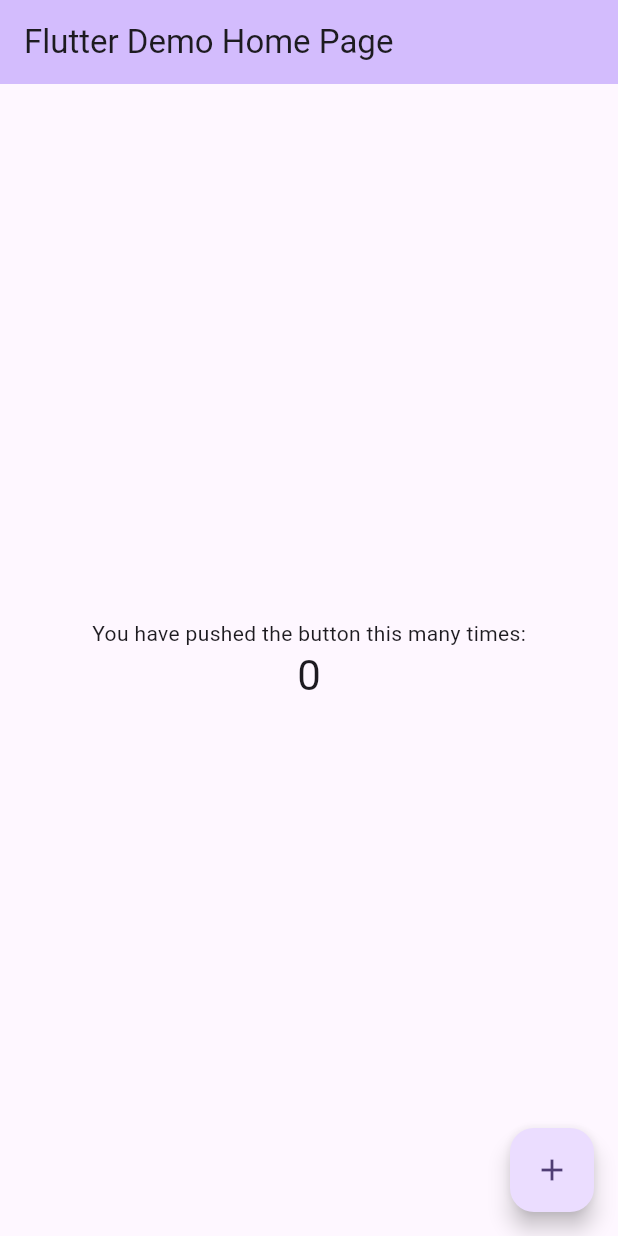
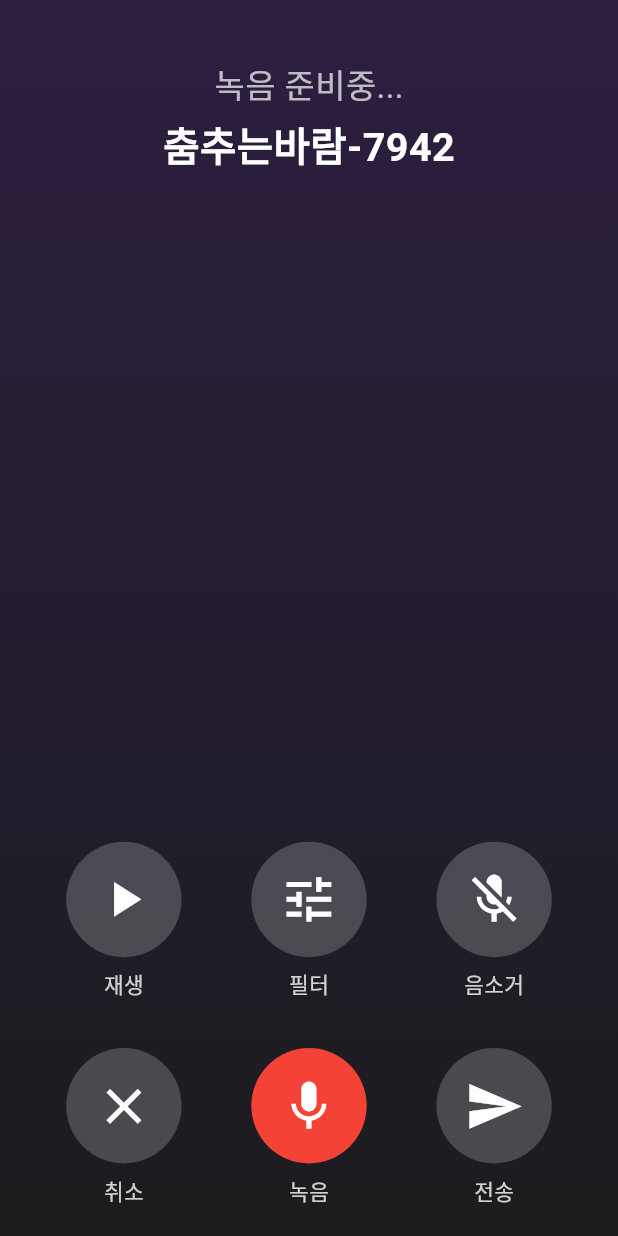
Before and after one commit to hyeok3013/Voice-Mate, a Flutter app: the screen it shows after launch, on a phone screen of 412 x 824 dp. Run offline on Flutter 3.47's test engine with Material 3 defaults, Android fonts, the phone set to English and light mode, and no system bars; our stand-ins replace firebase_core, flutter_screenutil, go_router; accounts and stored records are empty.

Commit message:
style: create recording view UI to match iOS call screen style

```diff
--- a/lib/main.dart
+++ b/lib/main.dart
@@ -1,6 +1,8 @@
 import 'package:flutter/material.dart';
 import 'package:firebase_core/firebase_core.dart';
+import 'package:flutter_screenutil/flutter_screenutil.dart';
 import 'package:voice_mate/firebase_options.dart';
+import 'package:voice_mate/src/util/router/route_path.dart';
 
 void main() async {
   WidgetsFlutterBinding.ensureInitialized();
@@ -16,43 +18,25 @@ class MyApp extends StatelessWidget {
   // This widget is the root of your application.
   @override
   Widget build(BuildContext context) {
-    return MaterialApp(
-      title: 'Flutter Demo',
-      theme: ThemeData(
-        // This is the theme of your application.
-        //
-        // TRY THIS: Try running your application with "flutter run". You'll see
-        // the application has a purple toolbar. Then, without quitting the app,
-        // try changing the seedColor in the colorScheme below to Colors.green
-        // and then invoke "hot reload" (save your changes or press the "hot
-        // reload" button in a Flutter-supported IDE, or press "r" if you used
-        // the command line to start the app).
-        //
-        // Notice that the counter didn't reset back to zero; the application
-        // state is not lost during the reload. To reset the state, use hot
-        // restart instead.
-        //
-        // This works for code too, not just values: Most code changes can be
-        // tested with just a hot reload.
-        colorScheme: ColorScheme.fromSeed(seedColor: Colors.deepPurple),
-        useMaterial3: true,
-      ),
-      home: const MyHomePage(title: 'Flutter Demo Home Page'),
+    return ScreenUtilInit(
+      designSize: const Size(375, 812),
+      builder: (context, child) {
+        return MaterialApp.router(
+          routerConfig: goRouter,
+          title: 'Voice Mate',
+          debugShowCheckedModeBanner: false,
+          theme: ThemeData(
+            colorScheme: ColorScheme.fromSeed(seedColor: Colors.deepPurple),
+            useMaterial3: true,
+          ),
+        );
+      },
     );
   }
 }
 
 class MyHomePage extends StatefulWidget {
   const MyHomePage({super.key, required this.title});
-
-  // This widget is the home page of your application. It is stateful, meaning
-  // that it has a State object (defined below) that contains fields that affect
-  // how it looks.
-
-  // This class is the configuration for the state. It holds the values (in this
-  // case the title) provided by the parent (in this case the App widget) and
-  // used by the build method of the State. Fields in a Widget subclass are
-  // always marked "final".
 
   final String title;
 
@@ -61,71 +45,20 @@ class MyHomePage extends StatefulWidget {
 }
 
 class _MyHomePageState extends State<MyHomePage> {
-  int _counter = 0;
-
-  void _incrementCounter() {
-    setState(() {
-      // This call to setState tells the Flutter framework that something has
-      // changed in this State, which causes it to rerun the build method below
-      // so that the display can reflect the updated values. If we changed
-      // _counter without calling setState(), then the build method would not be
-      // called again, and so nothing would appear to happen.
-      _counter++;
-    });
-  }
-
   @override
   Widget build(BuildContext context) {
-    // This method is rerun every time setState is called, for instance as done
-    // by the _incrementCounter method above.
-    //
-    // The Flutter framework has been optimized to make rerunning build methods
-    // fast, so that you can just rebuild anything that needs updating rather
-    // than having to individually change instances of widgets.
     return Scaffold(
       appBar: AppBar(
-        // TRY THIS: Try changing the color here to a specific color (to
-        // Colors.amber, perhaps?) and trigger a hot reload to see the AppBar
-        // change color while the other colors stay the same.
         backgroundColor: Theme.of(context).colorScheme.inversePrimary,
-        // Here we take the value from the MyHomePage object that was created by
-        // the App.build method, and use it to set our appbar title.
         title: Text(widget.title),
       ),
       body: Center(
-        // Center is a layout widget. It takes a single child and positions it
-        // in the middle of the parent.
         child: Column(
-          // Column is also a layout widget. It takes a list of children and
-          // arranges them vertically. By default, it sizes itself to fit its
-          // children horizontally, and tries to be as tall as its parent.
-          //
-          // Column has various properties to control how it sizes itself and
-          // how it positions its children. Here we use mainAxisAlignment to
-          // center the children vertically; the main axis here is the vertical
-          // axis because Columns are vertical (the cross axis would be
-          // horizontal).
-          //
-          // TRY THIS: Invoke "debug painting" (choose the "Toggle Debug Paint"
-          // action in the IDE, or press "p" in the console), to see the
-          // wireframe for each widget.
-          mainAxisAlignment: MainAxisAlignment.center,
-          children: <Widget>[
-            const Text(
-              'You have pushed the button this many times:',
-            ),
-            Text(
-              '$_counter',
-              style: Theme.of(context).textTheme.headlineMedium,
-            ),
+          children: [
+            Text('Voice Mate'),
           ],
         ),
       ),
-      floatingActionButton: FloatingActionButton(
-        onPressed: _incrementCounter,
-        tooltip: 'Increment',
-        child: const Icon(Icons.add),
-      ), // This trailing comma makes auto-formatting nicer for build methods.
     );
   }
 }
--- /dev/null
+++ b/lib/src/util/router/route_names.dart
@@ -0,0 +1,3 @@
+class RouteNames {
+  static const recording = 'recording'; // 녹음 화면
+}
--- /dev/null
+++ b/lib/src/util/router/route_path.dart
@@ -0,0 +1,20 @@
+import 'package:flutter/material.dart';
+import 'package:go_router/go_router.dart';
+import 'package:voice_mate/src/util/router/route_names.dart';
+import 'package:voice_mate/src/view/recording/recording_view.dart';
+
+final rootNavigatorKey = GlobalKey<NavigatorState>();
+
+final goRouter = GoRouter(
+  navigatorKey: rootNavigatorKey, // navigatorKey 설정
+  initialLocation: '/recording',
+  routes: [
+    GoRoute(
+      path: '/recording',
+      name: RouteNames.recording,
+      builder: (BuildContext context, GoRouterState state) {
+        return RecordingView();
+      },
+    ),
+  ],
+);
--- /dev/null
+++ b/lib/src/view/base_view.dart
@@ -0,0 +1,26 @@
+import 'package:flutter/material.dart';
+import 'package:provider/provider.dart';
+import 'package:voice_mate/src/view/base_view_model.dart';
+
+class BaseView<T extends BaseViewModel> extends StatelessWidget {
+  const BaseView({
+    super.key,
+    required this.viewModel,
+    required this.builder,
+  });
+
+  final T viewModel;
+  final Widget Function(BuildContext context, T viewModel) builder;
+
+  @override
+  Widget build(BuildContext context) {
+    return ChangeNotifierProvider(
+      create: (context) => viewModel,
+      child: Consumer<T>(
+        builder: (context, viewModel, child) {
+          return builder(context, viewModel);
+        },
+      ),
+    );
+  }
+}
--- /dev/null
+++ b/lib/src/view/base_view_model.dart
@@ -0,0 +1,5 @@
+import 'package:flutter/material.dart';
+
+class BaseViewModel with ChangeNotifier {
+  ///확장성을 고려해서 공통적으로 어떠한 값을 관리할 때 사용될 모델
+}
--- /dev/null
+++ b/lib/src/view/recording/recording_view.dart
@@ -0,0 +1,157 @@
+import 'package:flutter/material.dart';
+import 'package:flutter_screenutil/flutter_screenutil.dart';
+
+class RecordingView extends StatelessWidget {
+  const RecordingView({super.key});
+
+  @override
+  Widget build(BuildContext context) {
+    return Scaffold(
+      // backgroundColor: Colors.black.withOpacity(0.95),
+      body: Container(
+        decoration: const BoxDecoration(
+          gradient: LinearGradient(
+            begin: Alignment.topCenter,
+            end: Alignment.bottomCenter,
+            colors: [
+              Color(0xFF2C1E40), // 어두운 보라
+              Color(0xFF1C1C1E), // 거의 검정
+            ],
+          ),
+        ),
+        child: SafeArea(
+          child: Padding(
+            padding: EdgeInsets.symmetric(horizontal: 24.w),
+            child: Column(
+              children: [
+                SizedBox(height: 40.h),
+                // 상단 상태 영역
+                Column(
+                  children: [
+                    Text(
+                      '녹음 준비중...',
+                      style: TextStyle(
+                        color: Colors.white.withOpacity(0.7),
+                        fontSize: 20.sp,
+                      ),
+                    ),
+                    SizedBox(height: 4.h),
+                    Text(
+                      '춤추는바람-7942',
+                      style: TextStyle(
+                        color: Colors.white,
+                        fontSize: 24.sp,
+                        fontWeight: FontWeight.w600,
+                      ),
+                    ),
+                  ],
+                ),
+
+                // 중앙 타이머 영역
+                Expanded(
+                  child: Center(
+                    child: Text(
+                      '',
+                      style: TextStyle(
+                        color: Colors.black,
+                        fontSize: 48.sp,
+                        fontWeight: FontWeight.w300,
+                        letterSpacing: 2,
+                      ),
+                    ),
+                  ),
+                ),
+
+                // 하단 버튼 영역
+                Padding(
+                  padding: EdgeInsets.only(bottom: 20.h),
+                  child: Column(
+                    children: [
+                      Row(
+                        mainAxisAlignment: MainAxisAlignment.spaceEvenly,
+                        children: [
+                          _buildActionButton(Icons.play_arrow, '재생'),
+                          SizedBox(width: 10.w),
+                          _buildActionButton(Icons.tune, '필터'),
+                          SizedBox(width: 10.w),
+                          _buildActionButton(Icons.mic_off, '음소거'),
+                        ],
+                      ),
+                      SizedBox(height: 32.h),
+                      Row(
+                        mainAxisAlignment: MainAxisAlignment.spaceEvenly,
+                        children: [
+                          _buildActionButton(Icons.close, '취소'),
+                          SizedBox(width: 10.w),
+                          _buildRecordButton(),
+                          SizedBox(width: 10.w),
+                          _buildActionButton(Icons.send, '전송'),
+                        ],
+                      ),
+                    ],
+                  ),
+                ),
+              ],
+            ),
+          ),
+        ),
+      ),
+    );
+  }
+
+  Widget _buildActionButton(IconData icon, String label) {
+    return Column(
+      children: [
+        Container(
+          width: 70.w,
+          height: 70.w,
+          decoration: BoxDecoration(
+            shape: BoxShape.circle,
+            color: Colors.white.withOpacity(0.2),
+          ),
+          child: Icon(
+            icon,
+            color: Colors.white,
+            size: 36.w,
+          ),
+        ),
+        SizedBox(height: 8.h),
+        Text(
+          label,
+          style: TextStyle(
+            color: Colors.white.withOpacity(0.8),
+            fontSize: 13.sp,
+          ),
+        ),
+      ],
+    );
+  }
+
+  Widget _buildRecordButton() {
+    return Column(
+      children: [
+        Container(
+          width: 70.w,
+          height: 70.w,
+          decoration: const BoxDecoration(
+            shape: BoxShape.circle,
+            color: Colors.red,
+          ),
+          child: Icon(
+            Icons.mic,
+            color: Colors.white,
+            size: 36.w,
+          ),
+        ),
+        SizedBox(height: 8.h),
+        Text(
+          '녹음',
+          style: TextStyle(
+            color: Colors.white.withOpacity(0.8),
+            fontSize: 13.sp,
+          ),
+        ),
+      ],
+    );
+  }
+}
--- /dev/null
+++ b/lib/src/view/recording/recording_view_model.dart
@@ -0,0 +1,5 @@
+import 'package:voice_mate/src/view/base_view_model.dart';
+
+class RecordingViewModel extends BaseViewModel {
+  RecordingViewModel();
+}
```
